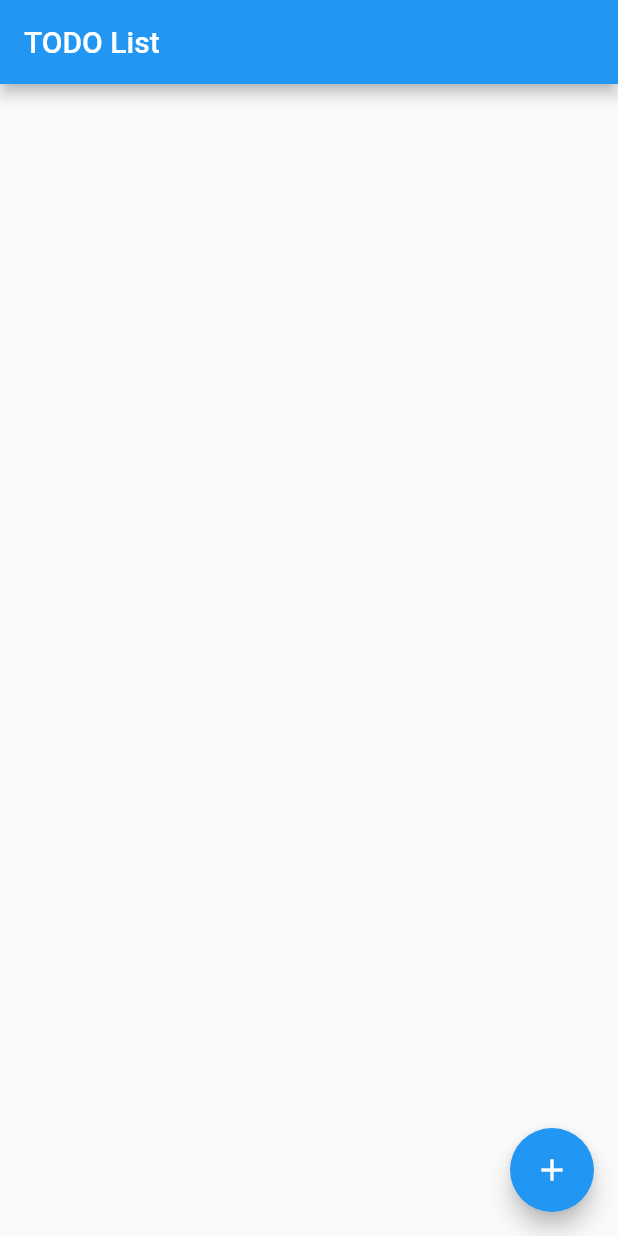
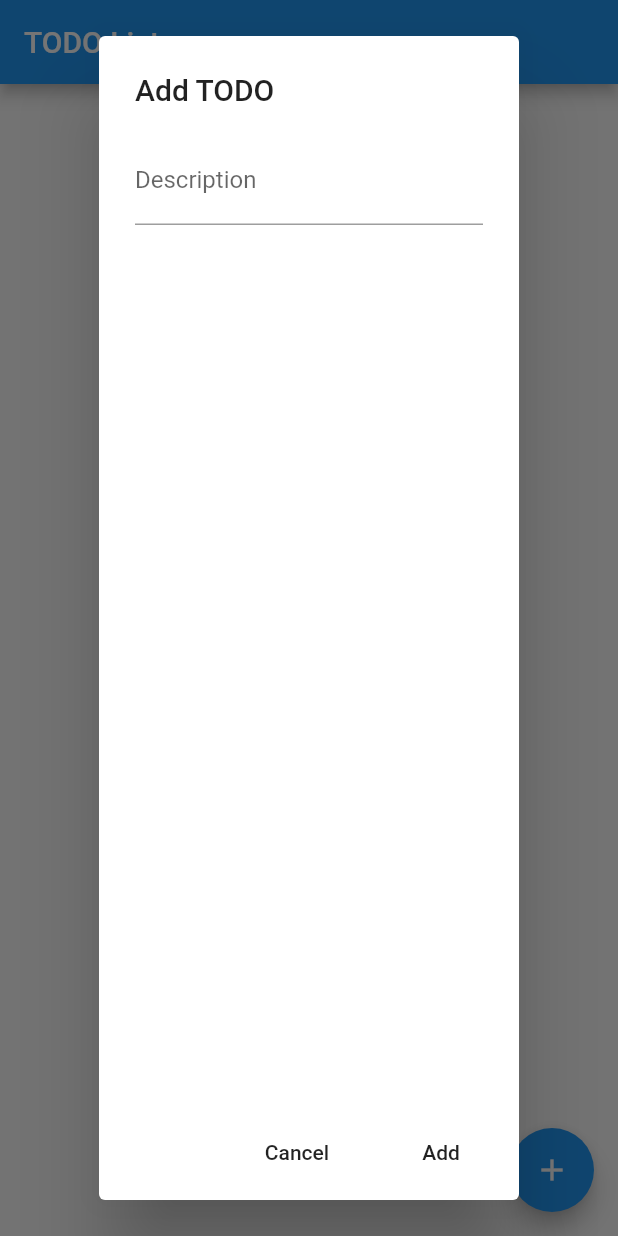
Before and after one commit to rjspykar/demo_flutter, a Flutter app: the screen it shows after launch, after a tap on the "add" icon, on a phone screen of 412 x 824 dp. Run offline on Flutter 3.47's test engine with Material 2 defaults, Android fonts, the phone set to English and light mode, and no system bars; our stand-ins replace shared_preferences; network calls fail.

Commit message:
Commit changes

```diff
--- a/lib/Bean/TODO.dart
+++ b/lib/Bean/TODO.dart
@@ -1,16 +1,10 @@
 import 'dart:convert';
 import 'package:http/http.dart' as http;
 
-List<TODO> welcomeFromJson(String str) =>
-    List<TODO>.from(json.decode(str).map((x) => TODO.fromJson(x)));
-
-String welcomeToJson(List<TODO> data) =>
-    json.encode(List<dynamic>.from(data.map((x) => x.toJson())));
-
-class TODO {
+class TODO implements Comparable<TODO> {
   late int id;
   late String description;
-  late bool isCompleted;
+  late bool completed = false;
   DateTime dateTime = DateTime.now();
 
   static int counter = 1;
@@ -19,32 +13,76 @@ class TODO {
   TODO.allArgs(
     this.id,
     this.description,
-    this.isCompleted,
+    this.completed,
     this.dateTime,
   );
+
+  @override
+  int compareTo(dynamic other) {
+    if (other is TODO) {
+      return this.description.compareTo(other.description);
+    } else {
+      throw Exception('Cannot compare TODO with other');
+    }
+  }
+
+  // This operator overload allows you to access the value of a property in a TODO object using the [] operator.
+  dynamic operator [](String key) {
+    switch (key) {
+      case 'id':
+        return id;
+      case 'description':
+        return description;
+      case 'completed':
+        return completed;
+      case 'dateTime':
+        return dateTime;
+      default:
+        throw ArgumentError('Invalid property: $key');
+    }
+  }
 
   TODO.init(
     String desc,
   ) {
     id = counter++;
     description = desc;
-    isCompleted = false;
+    completed = false;
   }
+/*
+  Future<List<TODO>> getAllTODOList() async {
+    final client = http.Client();
+    var response =
+        await client.get(Uri.parse("http://localhost:8080/getTODOs"));
+
+    print(response.body);
+    if (response.statusCode == 200) {
+      return jsonDecode(response.body) as Future<List<TODO>>;
+    } else {
+      throw Exception('Failed to get TODO list');
+    }
+  }
+  */
 
   Future<List<TODO>> getAllTODOList() async {
     final client = http.Client();
     var response =
         await client.get(Uri.parse("http://localhost:8080/getTODOs"));
 
-    String todolist = response.body;
-    return jsonDecode(todolist);
+    if (response.statusCode == 200) {
+      var jsonData = jsonDecode(response.body);
+      var todos = List<TODO>.from(jsonData.map((todo) => TODO.fromJson(todo)));
+      return todos;
+    } else {
+      throw Exception('Failed to get TODO list');
+    }
   }
 
-  dynamic save(TODO todo) async {
+  Future<TODO> save(TODO todo) async {
     var client = http.Client();
     var todostr = jsonEncode(todo);
 
-    print("in save");
+    print("in save ||" + todostr);
 
     var response = await client.post(Uri.parse("http://localhost:8080/addTODO"),
         body: todostr,
@@ -56,10 +94,12 @@ class TODO {
     var body = response.body;
     var status = response.statusCode;
 
+    print("body:  " + body);
+
     if (status != 201) {
-      return Future.error('Server error: $status $body');
+      throw Exception("Cannot add item");
     } else {
-      return jsonDecode(body);
+      return TODO.fromJson(jsonDecode(body));
     }
   }
 
@@ -67,7 +107,7 @@ class TODO {
     return {
       'id': id,
       'description': description,
-      'isCompleted': isCompleted,
+      'completed': completed,
       'dateTime': dateTime.toIso8601String(),
     };
   }
@@ -76,29 +116,8 @@ class TODO {
     return TODO.allArgs(
       json['id'],
       json['description'],
-      json['isCompleted'],
+      json['completed'],
       DateTime.parse(json['dateTime']),
     );
   }
-
-/*
-    SharedPreferences sp = await SharedPreferences.getInstance();
-    String str = jsonEncode(todo);
-    List<String>? todolist = sp.getStringList("todos");
-
-    bool flag = true;
-    for (int i = 0; i < todolist!.length; ++i) {
-      TODO item = jsonDecode(todolist[i]);
-      if (item.id == todo.id) {
-        item.description = todo.description;
-        item.isCompleted = todo.isCompleted;
-        todolist[i] = jsonEncode(item);
-        flag = false;
-        break;
-      }
-    }
-    if (flag) todolist!.add(str);
-    sp.setStringList("todos", todolist);
-  }
-  */
 }
--- a/lib/StatefulWidget/profile_screen.dart
+++ b/lib/StatefulWidget/profile_screen.dart
@@ -1,6 +1,10 @@
+import 'dart:convert';
+
+import 'package:demo_flutter/Bean/productmodel.dart';
 import 'package:flutter/material.dart';
 import 'package:intl/intl.dart';
 
+import '../Bean/TODO.dart';
 import '../Bean/TODO.dart';
 
 class ProfileScreen extends StatefulWidget {
@@ -11,11 +15,58 @@ class ProfileScreen extends StatefulWidget {
 }
 
 class _ProfileScreenState extends State<ProfileScreen> {
-  List<TODO> todoList = [
-    TODO.init('Buy milk'),
-    TODO.init('Do laundry'),
-    TODO.init('Clean the house'),
-  ];
+  List<TODO> todoList = [];
+
+  void func(context) {
+    TextEditingController descController = TextEditingController();
+    showDialog(
+      context: context,
+      builder: (context) {
+        return AlertDialog(
+          title: const Text('Add TODO'),
+          content: Column(
+            children: [
+              TextField(
+                controller: descController,
+                decoration: const InputDecoration(
+                  labelText: 'Description',
+                ),
+              ),
+            ],
+          ),
+          actions: [
+            MaterialButton(
+              child: const Text('Cancel'),
+              onPressed: () {
+                Navigator.of(context).pop();
+              },
+            ),
+            MaterialButton(
+              onPressed: () {
+                _addTODO(descController);
+                Navigator.of(context).pop();
+              },
+              child: const Text("Add"),
+            )
+          ],
+        );
+      },
+    );
+  }
+
+  @override
+  void initState() {
+    super.initState();
+    // Initialize the state of the widget's properties.
+    // Register listeners for events.
+    // Make asynchronous requests.
+    Future<List<TODO>> res = TODO().getAllTODOList();
+    setState(() {
+      res.then((value) {
+        todoList = value;
+      });
+    });
+  }
 
   @override
   Widget build(BuildContext context) {
@@ -28,13 +79,13 @@ class _ProfileScreenState extends State<ProfileScreen> {
         itemBuilder: (context, index) {
           TODO todo = todoList[index];
           return CheckboxListTile(
-            value: todo.isCompleted,
+            value: todo.completed,
             title: getText(todo.description),
             subtitle:
                 getText(DateFormat('MMMM d, yyyy hh:mm').format(todo.dateTime)),
             onChanged: (bool? value) {
               setState(() {
-                todo.isCompleted = value!;
+                todo.completed = value!;
               });
               sort();
             },
@@ -42,44 +93,29 @@ class _ProfileScreenState extends State<ProfileScreen> {
         },
       ),
       floatingActionButton: FloatingActionButton(
-        onPressed: _addTODO,
+        onPressed: () {
+          func(context);
+        },
         tooltip: 'Add TODO',
         child: const Icon(Icons.add),
       ),
     );
   }
 
-  TextEditingController descController = TextEditingController();
+  void _addTODO(descController) async {
+    TODO todo = TODO.init(descController.text);
 
-  Future<void> _addTODO() async {
-    TODO todo = TODO.init(descController.text);
-    final res = await TODO().save(todo);
-
-    print("printing res");
-    print(res);
-
-    if (res != null) {
-      todoList.add(res);
-      setState(() {});
-      sort();
-      SnackBar snackBar = const SnackBar(
-        content: Text('Successful'),
-        duration: Duration(seconds: 2),
-      );
-      ScaffoldMessenger.of(context).showSnackBar(snackBar);
-    } else {
-      SnackBar snackBar = const SnackBar(
-        content: Text('Error occured'),
-        duration: Duration(seconds: 2),
-      );
-      ScaffoldMessenger.of(context).showSnackBar(snackBar);
-    }
-  }
-
-  @override
-  void initState() {
-    super.initState();
-    todoList.clear();
+    Future<TODO> todostr = TODO().save(todo);
+    todostr.then((value) {});
+    setState(() {
+      todoList.add(todo);
+      todoList.sort();
+    });
+    SnackBar snackBar = const SnackBar(
+      content: Text('Successful'),
+      duration: Duration(seconds: 2),
+    );
+    ScaffoldMessenger.of(context).showSnackBar(snackBar);
   }
 
   Widget getText(String message) {
@@ -87,9 +123,9 @@ class _ProfileScreenState extends State<ProfileScreen> {
   }
 
   void sort() {
-    todoList.sort((a, b) => a.isCompleted == b.isCompleted
+    todoList.sort((a, b) => a.completed == b.completed
         ? -1 * a.dateTime.compareTo(b.dateTime)
-        : a.isCompleted
+        : a.completed
             ? 1
             : -1);
   }
@@ -165,37 +201,4 @@ class _ProfileScreenState extends State<ProfileScreen> {
     );
   }
 */
-
-  void func(context) {
-    showDialog(
-      context: context,
-      builder: (context) {
-        return AlertDialog(
-          title: Text('Add TODO'),
-          content: Column(
-            children: [
-              TextField(
-                controller: descController,
-                decoration: const InputDecoration(
-                  labelText: 'Description',
-                ),
-              ),
-            ],
-          ),
-          actions: [
-            MaterialButton(
-              child: Text('Cancel'),
-              onPressed: () {
-                Navigator.of(context).pop();
-              },
-            ),
-            MaterialButton(
-              child: Text("Add"),
-              onPressed: _addTODO,
-            )
-          ],
-        );
-      },
-    );
-  }
 }
```
